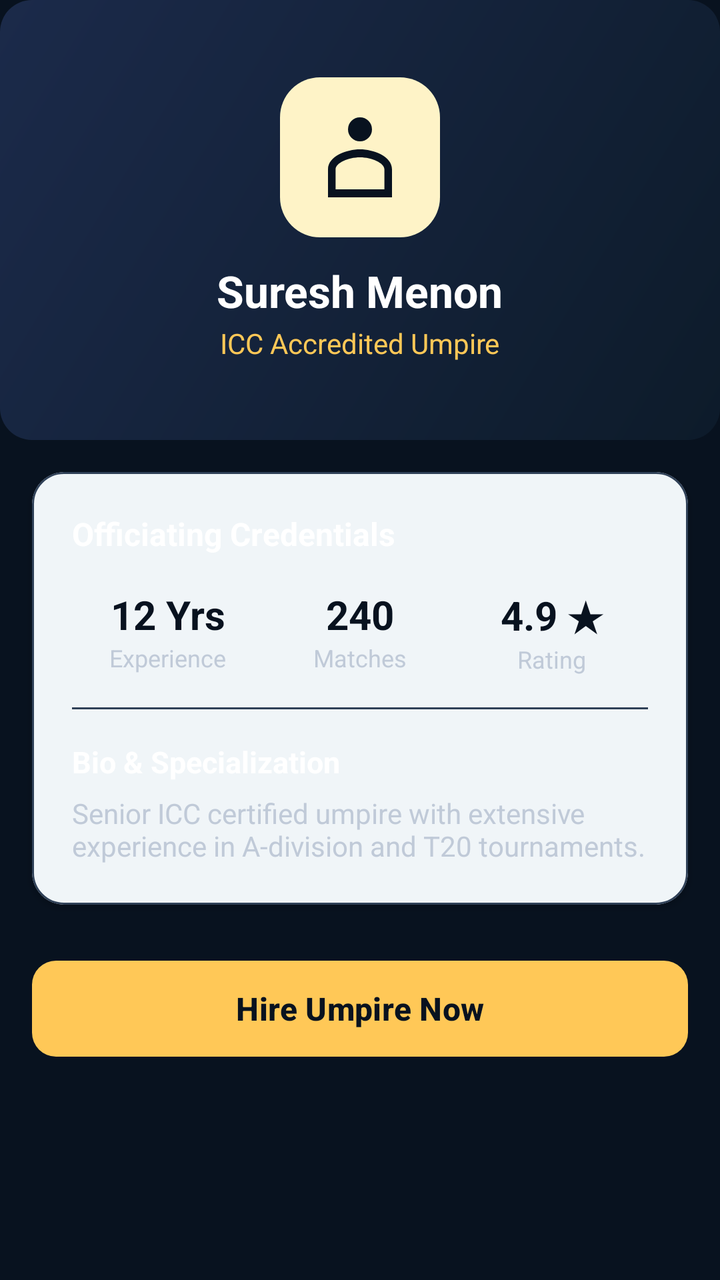
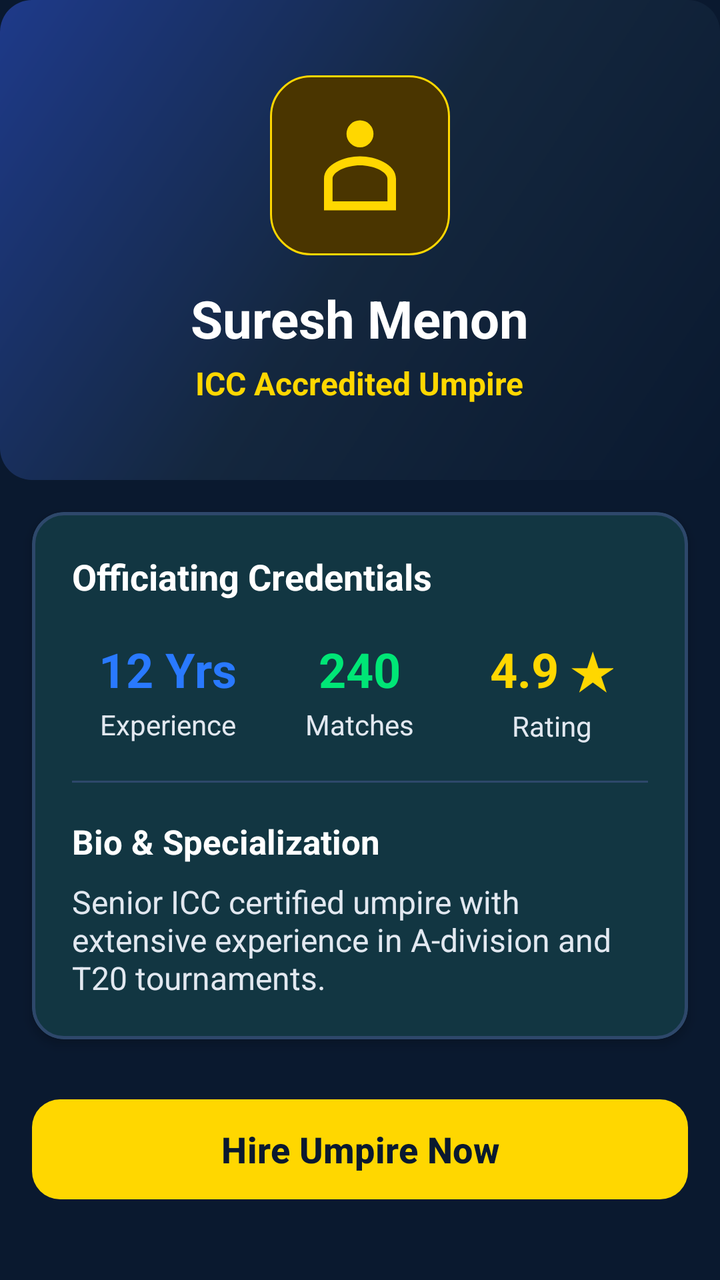

Screens rendered from an Android XML layout before and after an edit, with the pre-edit source and the edit as a unified diff.
<!-- AndroidManifest.xml: application theme Theme.TwelveMan -->
<!-- res/layout/fragment_umpire_details.xml -->
<?xml version="1.0" encoding="utf-8"?>
<ScrollView xmlns:android="http://schemas.android.com/apk/res/android"
    xmlns:app="http://schemas.android.com/apk/res-auto"
    android:layout_width="match_parent"
    android:layout_height="match_parent"
    android:background="@color/bg_light"
    android:fillViewport="true">

    <LinearLayout
        android:layout_width="match_parent"
        android:layout_height="wrap_content"
        android:orientation="vertical">

        
        <RelativeLayout
            android:layout_width="match_parent"
            android:layout_height="220dp"
            android:background="@drawable/bg_card_gradient"
            android:padding="20dp">

            <LinearLayout
                android:layout_width="wrap_content"
                android:layout_height="wrap_content"
                android:layout_centerInParent="true"
                android:gravity="center"
                android:orientation="vertical">

                <ImageView
                    android:layout_width="80dp"
                    android:layout_height="80dp"
                    android:background="@drawable/bg_badge_gold"
                    android:padding="16dp"
                    android:src="@drawable/ic_umpire"
                    app:tint="@color/primary_navy" />

                <TextView
                    android:id="@+id/tvUmpireDetailName"
                    android:layout_width="wrap_content"
                    android:layout_height="wrap_content"
                    android:layout_marginTop="12dp"
                    android:text="Suresh Menon"
                    android:textColor="@color/text_white"
                    android:textSize="22sp"
                    android:textStyle="bold" />

                <TextView
                    android:id="@+id/tvUmpireDetailCert"
                    android:layout_width="wrap_content"
                    android:layout_height="wrap_content"
                    android:layout_marginTop="2dp"
                    android:text="ICC Accredited Umpire"
                    android:textColor="@color/accent_gold"
                    android:textSize="14sp" />
            </LinearLayout>
        </RelativeLayout>

        
        <com.google.android.material.card.MaterialCardView
            android:layout_width="match_parent"
            android:layout_height="wrap_content"
            android:layout_margin="16dp"
            app:cardCornerRadius="16dp"
            app:cardElevation="2dp"
            app:strokeColor="@color/card_border"
            app:strokeWidth="1dp">

            <LinearLayout
                android:layout_width="match_parent"
                android:layout_height="wrap_content"
                android:orientation="vertical"
                android:padding="20dp">

                <TextView
                    android:layout_width="wrap_content"
                    android:layout_height="wrap_content"
                    android:text="Officiating Credentials"
                    android:textColor="@color/text_primary"
                    android:textSize="16sp"
                    android:textStyle="bold" />

                <LinearLayout
                    android:layout_width="match_parent"
                    android:layout_height="wrap_content"
                    android:layout_marginTop="16dp"
                    android:orientation="horizontal">

                    <LinearLayout
                        android:layout_width="0dp"
                        android:layout_height="wrap_content"
                        android:layout_weight="1"
                        android:gravity="center"
                        android:orientation="vertical">

                        <TextView
                            android:id="@+id/tvUmpireDetailExp"
                            android:layout_width="wrap_content"
                            android:layout_height="wrap_content"
                            android:text="12 Yrs"
                            android:textColor="@color/primary_navy"
                            android:textSize="20sp"
                            android:textStyle="bold" />

                        <TextView
                            android:layout_width="wrap_content"
                            android:layout_height="wrap_content"
                            android:text="Experience"
                            android:textColor="@color/text_secondary"
                            android:textSize="12sp" />
                    </LinearLayout>

                    <LinearLayout
                        android:layout_width="0dp"
                        android:layout_height="wrap_content"
                        android:layout_weight="1"
                        android:gravity="center"
                        android:orientation="vertical">

                        <TextView
                            android:id="@+id/tvUmpireDetailMatches"
                            android:layout_width="wrap_content"
                            android:layout_height="wrap_content"
                            android:text="240"
                            android:textColor="@color/primary_navy"
                            android:textSize="20sp"
                            android:textStyle="bold" />

                        <TextView
                            android:layout_width="wrap_content"
                            android:layout_height="wrap_content"
                            android:text="Matches"
                            android:textColor="@color/text_secondary"
                            android:textSize="12sp" />
                    </LinearLayout>

                    <LinearLayout
                        android:layout_width="0dp"
                        android:layout_height="wrap_content"
                        android:layout_weight="1"
                        android:gravity="center"
                        android:orientation="vertical">

                        <TextView
                            android:id="@+id/tvUmpireDetailRating"
                            android:layout_width="wrap_content"
                            android:layout_height="wrap_content"
                            android:text="4.9 ★"
                            android:textColor="@color/primary_navy"
                            android:textSize="20sp"
                            android:textStyle="bold" />

                        <TextView
                            android:layout_width="wrap_content"
                            android:layout_height="wrap_content"
                            android:text="Rating"
                            android:textColor="@color/text_secondary"
                            android:textSize="12sp" />
                    </LinearLayout>
                </LinearLayout>

                <View
                    android:layout_width="match_parent"
                    android:layout_height="1dp"
                    android:layout_marginVertical="16dp"
                    android:background="@color/card_border" />

                <TextView
                    android:layout_width="wrap_content"
                    android:layout_height="wrap_content"
                    android:text="Bio &amp; Specialization"
                    android:textColor="@color/text_primary"
                    android:textSize="15sp"
                    android:textStyle="bold" />

                <TextView
                    android:id="@+id/tvUmpireDetailBio"
                    android:layout_width="wrap_content"
                    android:layout_height="wrap_content"
                    android:layout_marginTop="6dp"
                    android:text="Senior ICC certified umpire with extensive experience in A-division and T20 tournaments."
                    android:textColor="@color/text_secondary"
                    android:textSize="14sp" />
            </LinearLayout>
        </com.google.android.material.card.MaterialCardView>

        
        <com.google.android.material.button.MaterialButton
            android:id="@+id/btnHireUmpire"
            android:layout_width="match_parent"
            android:layout_height="56dp"
            android:layout_marginHorizontal="16dp"
            android:layout_marginTop="8dp"
            android:layout_marginBottom="24dp"
            android:text="Hire Umpire Now"
            android:textSize="16sp"
            android:textStyle="bold"
            app:backgroundTint="@color/accent_gold"
            app:cornerRadius="12dp" />
    </LinearLayout>
</ScrollView>
<!-- resources referenced by this layout -->
<resources>
  <color name="accent_gold">#FFC857</color>
  <color name="bg_light">#08121F</color>
  <color name="card_border">#304158</color>
  <color name="primary_navy">#08121F</color>
  <color name="text_secondary">#C0CAD8</color>
  <!-- drawable bg_badge_gold (drawable) -->
  <?xml version="1.0" encoding="utf-8"?>
  <shape xmlns:android="http://schemas.android.com/apk/res/android">
      <solid android:color="#FEF3C7"/>
      <corners android:radius="20dp"/>
  </shape>
  <!-- drawable bg_card_gradient (drawable) -->
  <?xml version="1.0" encoding="utf-8"?>
  <shape xmlns:android="http://schemas.android.com/apk/res/android">
      <gradient
          android:startColor="#0D1B2A"
          android:endColor="#1B2A4A"
          android:angle="135"/>
      <corners android:radius="16dp"/>
  </shape>
  <style name="Theme.TwelveMan" parent="Theme.Material3.DayNight.NoActionBar">
          <item name="colorPrimary">@color/accent_green</item>
          <item name="colorPrimaryVariant">@color/primary_variant</item>
          <item name="colorOnPrimary">@color/primary_navy</item>
          <item name="colorSecondary">@color/accent_green</item>
          <item name="colorOnSecondary">@color/primary_navy</item>
          <item name="android:statusBarColor">@color/primary_navy</item>
          <item name="android:windowBackground">@color/bg_light</item>
      </style>
  <color name="accent_green">#45E6A4</color>
  <color name="primary_variant">#132238</color>
  <!-- unchanged entries left out for length: 3 -->
</resources>

<!-- the commit's change to res/layout/fragment_umpire_details.xml (unified diff, before → after) -->
@@ -14,7 +14,7 @@
         
         <RelativeLayout
             android:layout_width="match_parent"
-            android:layout_height="220dp"
+            android:layout_height="240dp"
             android:background="@drawable/bg_card_gradient"
             android:padding="20dp">
 
@@ -26,31 +26,32 @@
                 android:orientation="vertical">
 
                 <ImageView
-                    android:layout_width="80dp"
-                    android:layout_height="80dp"
+                    android:layout_width="90dp"
+                    android:layout_height="90dp"
                     android:background="@drawable/bg_badge_gold"
-                    android:padding="16dp"
+                    android:padding="18dp"
                     android:src="@drawable/ic_umpire"
-                    app:tint="@color/primary_navy" />
+                    app:tint="@color/accent_gold" />
 
                 <TextView
                     android:id="@+id/tvUmpireDetailName"
                     android:layout_width="wrap_content"
                     android:layout_height="wrap_content"
-                    android:layout_marginTop="12dp"
+                    android:layout_marginTop="14dp"
                     android:text="Suresh Menon"
                     android:textColor="@color/text_white"
-                    android:textSize="22sp"
+                    android:textSize="26sp"
                     android:textStyle="bold" />
 
                 <TextView
                     android:id="@+id/tvUmpireDetailCert"
                     android:layout_width="wrap_content"
                     android:layout_height="wrap_content"
-                    android:layout_marginTop="2dp"
+                    android:layout_marginTop="4dp"
                     android:text="ICC Accredited Umpire"
                     android:textColor="@color/accent_gold"
-                    android:textSize="14sp" />
+                    android:textSize="16sp"
+                    android:textStyle="bold" />
             </LinearLayout>
         </RelativeLayout>
 
@@ -60,9 +61,9 @@
             android:layout_height="wrap_content"
             android:layout_margin="16dp"
             app:cardCornerRadius="16dp"
-            app:cardElevation="2dp"
+            app:cardElevation="3dp"
             app:strokeColor="@color/card_border"
-            app:strokeWidth="1dp">
+            app:strokeWidth="1.5dp">
 
             <LinearLayout
                 android:layout_width="match_parent"
@@ -75,13 +76,13 @@
                     android:layout_height="wrap_content"
                     android:text="Officiating Credentials"
                     android:textColor="@color/text_primary"
-                    android:textSize="16sp"
+                    android:textSize="18sp"
                     android:textStyle="bold" />
 
                 <LinearLayout
                     android:layout_width="match_parent"
                     android:layout_height="wrap_content"
-                    android:layout_marginTop="16dp"
+                    android:layout_marginTop="18dp"
                     android:orientation="horizontal">
 
                     <LinearLayout
@@ -96,16 +97,17 @@
                             android:layout_width="wrap_content"
                             android:layout_height="wrap_content"
                             android:text="12 Yrs"
-                            android:textColor="@color/primary_navy"
-                            android:textSize="20sp"
+                            android:textColor="@color/accent_blue"
+                            android:textSize="24sp"
                             android:textStyle="bold" />
 
                         <TextView
                             android:layout_width="wrap_content"
                             android:layout_height="wrap_content"
+                            android:layout_marginTop="2dp"
                             android:text="Experience"
                             android:textColor="@color/text_secondary"
-                            android:textSize="12sp" />
+                            android:textSize="14sp" />
                     </LinearLayout>
 
                     <LinearLayout
@@ -120,16 +122,17 @@
                             android:layout_width="wrap_content"
                             android:layout_height="wrap_content"
                             android:text="240"
-                            android:textColor="@color/primary_navy"
-                            android:textSize="20sp"
+                            android:textColor="@color/accent_green"
+                            android:textSize="24sp"
                             android:textStyle="bold" />
 
                         <TextView
                             android:layout_width="wrap_content"
                             android:layout_height="wrap_content"
+                            android:layout_marginTop="2dp"
                             android:text="Matches"
                             android:textColor="@color/text_secondary"
-                            android:textSize="12sp" />
+                            android:textSize="14sp" />
                     </LinearLayout>
 
                     <LinearLayout
@@ -144,23 +147,24 @@
                             android:layout_width="wrap_content"
                             android:layout_height="wrap_content"
                             android:text="4.9 ★"
-                            android:textColor="@color/primary_navy"
-                            android:textSize="20sp"
+                            android:textColor="@color/accent_gold"
+                            android:textSize="24sp"
                             android:textStyle="bold" />
 
                         <TextView
                             android:layout_width="wrap_content"
                             android:layout_height="wrap_content"
+                            android:layout_marginTop="2dp"
                             android:text="Rating"
                             android:textColor="@color/text_secondary"
-                            android:textSize="12sp" />
+                            android:textSize="14sp" />
                     </LinearLayout>
                 </LinearLayout>
 
                 <View
                     android:layout_width="match_parent"
                     android:layout_height="1dp"
-                    android:layout_marginVertical="16dp"
+                    android:layout_marginVertical="18dp"
                     android:background="@color/card_border" />
 
                 <TextView
@@ -168,17 +172,17 @@
                     android:layout_height="wrap_content"
                     android:text="Bio &amp; Specialization"
                     android:textColor="@color/text_primary"
-                    android:textSize="15sp"
+                    android:textSize="17sp"
                     android:textStyle="bold" />
 
                 <TextView
                     android:id="@+id/tvUmpireDetailBio"
                     android:layout_width="wrap_content"
                     android:layout_height="wrap_content"
-                    android:layout_marginTop="6dp"
+                    android:layout_marginTop="8dp"
                     android:text="Senior ICC certified umpire with extensive experience in A-division and T20 tournaments."
                     android:textColor="@color/text_secondary"
-                    android:textSize="14sp" />
+                    android:textSize="16sp" />
             </LinearLayout>
         </com.google.android.material.card.MaterialCardView>
 
@@ -186,14 +190,15 @@
         <com.google.android.material.button.MaterialButton
             android:id="@+id/btnHireUmpire"
             android:layout_width="match_parent"
-            android:layout_height="56dp"
+            android:layout_height="58dp"
             android:layout_marginHorizontal="16dp"
-            android:layout_marginTop="8dp"
+            android:layout_marginTop="10dp"
             android:layout_marginBottom="24dp"
             android:text="Hire Umpire Now"
-            android:textSize="16sp"
+            android:textColor="@color/primary_navy"
+            android:textSize="18sp"
             android:textStyle="bold"
             app:backgroundTint="@color/accent_gold"
-            app:cornerRadius="12dp" />
+            app:cornerRadius="14dp" />
     </LinearLayout>
 </ScrollView>
<!-- resource entries referenced after the edit -->
@@ -1,36 +1,86 @@
 <!-- resources referenced by this layout -->
 <resources>
-  <color name="accent_gold">#FFC857</color>
-  <color name="bg_light">#08121F</color>
-  <color name="card_border">#304158</color>
-  <color name="primary_navy">#08121F</color>
-  <color name="text_secondary">#C0CAD8</color>
+  <color name="accent_blue">#2979FF</color>
+  <color name="accent_gold">#FFD700</color>
+  <color name="bg_light">#0A192F</color>
+  <color name="card_border">#2E486B</color>
+  <color name="primary_navy">#0A192F</color>
+  <color name="text_secondary">#E2E8F0</color>
   <!-- drawable bg_badge_gold (drawable) -->
   <?xml version="1.0" encoding="utf-8"?>
   <shape xmlns:android="http://schemas.android.com/apk/res/android">
-      <solid android:color="#FEF3C7"/>
+      <solid android:color="#4A3500"/>
       <corners android:radius="20dp"/>
+      <stroke android:width="1dp" android:color="#FFD700"/>
   </shape>
   <!-- drawable bg_card_gradient (drawable) -->
   <?xml version="1.0" encoding="utf-8"?>
   <shape xmlns:android="http://schemas.android.com/apk/res/android">
       <gradient
-          android:startColor="#0D1B2A"
-          android:endColor="#1B2A4A"
+          android:startColor="#0A192F"
+          android:centerColor="#14273E"
+          android:endColor="#1E3A8A"
           android:angle="135"/>
       <corners android:radius="16dp"/>
   </shape>
   <style name="Theme.TwelveMan" parent="Theme.Material3.DayNight.NoActionBar">
+          
           <item name="colorPrimary">@color/accent_green</item>
           <item name="colorPrimaryVariant">@color/primary_variant</item>
           <item name="colorOnPrimary">@color/primary_navy</item>
-          <item name="colorSecondary">@color/accent_green</item>
+          <item name="colorSecondary">@color/accent_gold</item>
           <item name="colorOnSecondary">@color/primary_navy</item>
+          <item name="colorTertiary">@color/accent_blue</item>
+          <item name="colorOnTertiary">@color/text_white</item>
+          <item name="colorSurface">@color/surface_white</item>
+          <item name="colorOnSurface">@color/text_primary</item>
           <item name="android:statusBarColor">@color/primary_navy</item>
+          <item name="android:navigationBarColor">@color/primary_navy</item>
           <item name="android:windowBackground">@color/bg_light</item>
+  
+          
+          <item name="android:textColorPrimary">@color/text_primary</item>
+          <item name="android:textColorSecondary">@color/text_secondary</item>
+          <item name="android:textColorHint">@color/text_hint</item>
+  
+          <item name="textAppearanceHeadlineLarge">@style/TextAppearance.TwelveMan.HeadlineLarge</item>
+          <item name="textAppearanceHeadlineMedium">@style/TextAppearance.TwelveMan.HeadlineMedium</item>
+          <item name="textAppearanceTitleLarge">@style/TextAppearance.TwelveMan.TitleLarge</item>
+          <item name="textAppearanceBodyLarge">@style/TextAppearance.TwelveMan.BodyLarge</item>
+          <item name="textAppearanceBodyMedium">@style/TextAppearance.TwelveMan.BodyMedium</item>
       </style>
-  <color name="accent_green">#45E6A4</color>
-  <color name="primary_variant">#132238</color>
+  <color name="accent_green">#00E676</color>
+  <color name="primary_variant">#14273E</color>
+  <color name="surface_white">#14273E</color>
+  <color name="text_hint">#A0AEC0</color>
+  <style name="TextAppearance.TwelveMan.HeadlineLarge" parent="TextAppearance.Material3.HeadlineLarge">
+          <item name="android:textSize">@dimen/text_size_hero</item>
+          <item name="android:textStyle">bold</item>
+          <item name="android:textColor">@color/text_primary</item>
+      </style>
+  <style name="TextAppearance.TwelveMan.HeadlineMedium" parent="TextAppearance.Material3.HeadlineMedium">
+          <item name="android:textSize">@dimen/text_size_display</item>
+          <item name="android:textStyle">bold</item>
+          <item name="android:textColor">@color/text_primary</item>
+      </style>
+  <style name="TextAppearance.TwelveMan.TitleLarge" parent="TextAppearance.Material3.TitleLarge">
+          <item name="android:textSize">@dimen/text_size_headline</item>
+          <item name="android:textStyle">bold</item>
+          <item name="android:textColor">@color/text_primary</item>
+      </style>
+  <style name="TextAppearance.TwelveMan.BodyLarge" parent="TextAppearance.Material3.BodyLarge">
+          <item name="android:textSize">@dimen/text_size_body</item>
+          <item name="android:textColor">@color/text_primary</item>
+      </style>
+  <style name="TextAppearance.TwelveMan.BodyMedium" parent="TextAppearance.Material3.BodyMedium">
+          <item name="android:textSize">@dimen/text_size_body_secondary</item>
+          <item name="android:textColor">@color/text_secondary</item>
+      </style>
+  <dimen name="text_size_hero">34sp</dimen>
+  <dimen name="text_size_display">28sp</dimen>
+  <dimen name="text_size_headline">24sp</dimen>
+  <dimen name="text_size_body">16sp</dimen>
+  <dimen name="text_size_body_secondary">15sp</dimen>
   <!-- unchanged entries left out for length: 3 -->
 </resources>
 
